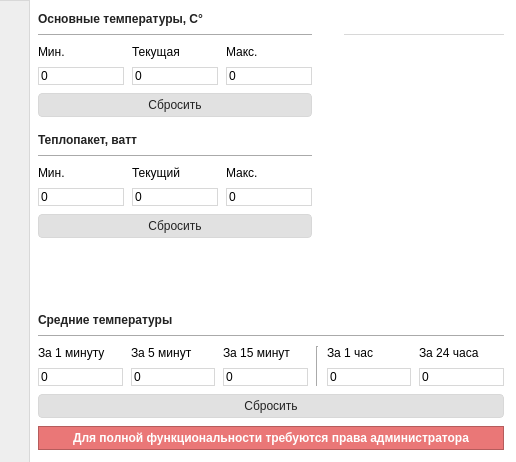
First picture: the form in windows/main.ui, repository treepoint/AveTemp, before the edit.
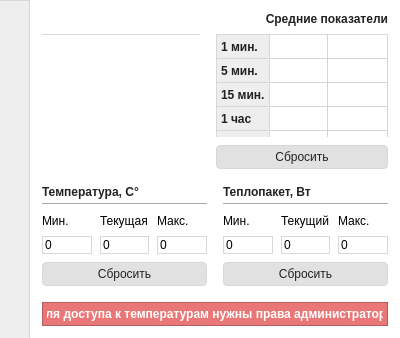
Second picture: the form after the edit. Icons and pictures are not drawn.

The edit to the form file:
```diff
--- a/windows/main.ui
+++ b/windows/main.ui
@@ -9,20 +9,26 @@
    <rect>
     <x>0</x>
     <y>0</y>
-    <width>516</width>
-    <height>462</height>
+    <width>400</width>
+    <height>338</height>
    </rect>
   </property>
   <property name="sizePolicy">
    <sizepolicy hsizetype="Preferred" vsizetype="Preferred">
     <horstretch>0</horstretch>
-    <verstretch>0</verstretch>
+    <verstretch>6</verstretch>
    </sizepolicy>
   </property>
+  <property name="minimumSize">
+   <size>
+    <width>400</width>
+    <height>330</height>
+   </size>
+  </property>
   <property name="maximumSize">
    <size>
-    <width>516</width>
-    <height>16500</height>
+    <width>403</width>
+    <height>600</height>
    </size>
   </property>
   <property name="windowTitle">
@@ -73,6 +79,9 @@
      <layout class="QHBoxLayout" name="horizontalLayout_5">
       <item>
        <layout class="QHBoxLayout" name="horizontalLayout_7">
+        <property name="spacing">
+         <number>12</number>
+        </property>
         <item>
          <layout class="QVBoxLayout" name="verticalLayout_6">
           <item>
@@ -177,7 +186,7 @@
         <item>
          <layout class="QVBoxLayout" name="verticalLayout_3">
           <property name="spacing">
-           <number>8</number>
+           <number>16</number>
           </property>
           <property name="topMargin">
            <number>12</number>
@@ -189,34 +198,470 @@
            <number>12</number>
           </property>
           <item>
-           <layout class="QHBoxLayout" name="horizontalLayout_6" stretch="0,0,0">
+           <layout class="QHBoxLayout" name="horizontalLayout_6" stretch="0,0">
             <property name="spacing">
-             <number>8</number>
+             <number>16</number>
             </property>
             <item>
-             <layout class="QVBoxLayout" name="verticalLayout_14" stretch="0,0,0,0,0,0,0,0,0,0">
+             <layout class="QVBoxLayout" name="verticalLayout_11">
               <property name="spacing">
                <number>8</number>
               </property>
-              <property name="bottomMargin">
-               <number>0</number>
-              </property>
               <item>
-               <widget class="QLabel" name="label_9">
+               <widget class="QLabel" name="cpuNameLabel">
+                <property name="font">
+                 <font>
+                  <pointsize>-1</pointsize>
+                  <weight>75</weight>
+                  <bold>true</bold>
+                 </font>
+                </property>
                 <property name="styleSheet">
-                 <string notr="true">font-weight: bold; color: #222; font-size:12px;</string>
+                 <string notr="true">font-weight: bold; font-size:12px;</string>
                 </property>
                 <property name="text">
-                 <string>Основные температуры, С°</string>
+                 <string/>
                 </property>
+                <property name="alignment">
+                 <set>Qt::AlignLeading|Qt::AlignLeft|Qt::AlignVCenter</set>
+                </property>
                </widget>
               </item>
               <item>
-               <widget class="Line" name="line_5">
+               <widget class="QTableWidget" name="CPUinfoTable">
+                <property name="minimumSize">
+                 <size>
+                  <width>0</width>
+                  <height>0</height>
+                 </size>
+                </property>
+                <property name="maximumSize">
+                 <size>
+                  <width>16777215</width>
+                  <height>16777215</height>
+                 </size>
+                </property>
+                <property name="sizeIncrement">
+                 <size>
+                  <width>0</width>
+                  <height>0</height>
+                 </size>
+                </property>
+                <property name="font">
+                 <font>
+                  <family>MS Shell Dlg 2</family>
+                  <pointsize>8</pointsize>
+                 </font>
+                </property>
+                <property name="focusPolicy">
+                 <enum>Qt::NoFocus</enum>
+                </property>
+                <property name="styleSheet">
+                 <string notr="true">QWidget {
+	border: none;
+	font-family: &quot;MS Shell Dlg 2&quot;;
+    font-size: 8pt;
+}
+
+QHeaderView::section {
+    background-color: #eee;
+    border-style: none;
+	border: 1px solid #d8d8d8;
+    padding-left: 4px;
+}
+
+QHeaderView::section::vertical {
+   border: 1px solid #d8d8d8;
+   font-weight: bold; 
+   color: #222; 
+   font-size:12px;
+   border-top: none;
+   text-align: right;
+}
+
+
+
+QHeaderView::section::horizontal {
+   border: 1px solid #d8d8d8;
+   border-left: none;
+   color: #222; 
+   font-size:12px;
+}
+
+QHeaderView::section::horizontal::first {
+   border-left: 1px solid #d8d8d8;
+}
+
+QTableView
+{
+    border-top: 1px solid #d8d8d8;
+}
+</string>
+                </property>
+                <property name="frameShape">
+                 <enum>QFrame::NoFrame</enum>
+                </property>
+                <property name="frameShadow">
+                 <enum>QFrame::Plain</enum>
+                </property>
+                <property name="lineWidth">
+                 <number>0</number>
+                </property>
+                <property name="midLineWidth">
+                 <number>0</number>
+                </property>
+                <property name="verticalScrollBarPolicy">
+                 <enum>Qt::ScrollBarAlwaysOff</enum>
+                </property>
+                <property name="horizontalScrollBarPolicy">
+                 <enum>Qt::ScrollBarAlwaysOff</enum>
+                </property>
+                <property name="sizeAdjustPolicy">
+                 <enum>QAbstractScrollArea::AdjustToContents</enum>
+                </property>
+                <property name="autoScroll">
+                 <bool>false</bool>
+                </property>
+                <property name="alternatingRowColors">
+                 <bool>false</bool>
+                </property>
+                <property name="selectionMode">
+                 <enum>QAbstractItemView::NoSelection</enum>
+                </property>
+                <property name="verticalScrollMode">
+                 <enum>QAbstractItemView::ScrollPerItem</enum>
+                </property>
+                <property name="showGrid">
+                 <bool>true</bool>
+                </property>
+                <property name="gridStyle">
+                 <enum>Qt::SolidLine</enum>
+                </property>
+                <property name="sortingEnabled">
+                 <bool>false</bool>
+                </property>
+                <property name="cornerButtonEnabled">
+                 <bool>true</bool>
+                </property>
+                <property name="rowCount">
+                 <number>0</number>
+                </property>
+                <attribute name="horizontalHeaderVisible">
+                 <bool>false</bool>
+                </attribute>
+                <attribute name="horizontalHeaderCascadingSectionResizes">
+                 <bool>true</bool>
+                </attribute>
+                <attribute name="horizontalHeaderDefaultSectionSize">
+                 <number>58</number>
+                </attribute>
+                <attribute name="horizontalHeaderMinimumSectionSize">
+                 <number>42</number>
+                </attribute>
+                <attribute name="horizontalHeaderStretchLastSection">
+                 <bool>true</bool>
+                </attribute>
+                <attribute name="verticalHeaderVisible">
+                 <bool>true</bool>
+                </attribute>
+                <attribute name="verticalHeaderCascadingSectionResizes">
+                 <bool>false</bool>
+                </attribute>
+                <attribute name="verticalHeaderDefaultSectionSize">
+                 <number>24</number>
+                </attribute>
+                <attribute name="verticalHeaderMinimumSectionSize">
+                 <number>24</number>
+                </attribute>
+                <attribute name="verticalHeaderStretchLastSection">
+                 <bool>false</bool>
+                </attribute>
+                <column>
+                 <property name="text">
+                  <string>Частота</string>
+                 </property>
+                </column>
+                <column>
+                 <property name="text">
+                  <string>Загрузка</string>
+                 </property>
+                </column>
+               </widget>
+              </item>
+              <item>
+               <spacer name="verticalSpacer">
                 <property name="orientation">
-                 <enum>Qt::Horizontal</enum>
+                 <enum>Qt::Vertical</enum>
                 </property>
+                <property name="sizeType">
+                 <enum>QSizePolicy::Expanding</enum>
+                </property>
+                <property name="sizeHint" stdset="0">
+                 <size>
+                  <width>0</width>
+                  <height>0</height>
+                 </size>
+                </property>
+               </spacer>
+              </item>
+             </layout>
+            </item>
+            <item>
+             <layout class="QVBoxLayout" name="verticalLayout_5" stretch="0,0,0">
+              <property name="spacing">
+               <number>8</number>
+              </property>
+              <item>
+               <widget class="QLabel" name="label_3">
+                <property name="font">
+                 <font>
+                  <pointsize>-1</pointsize>
+                  <weight>75</weight>
+                  <bold>true</bold>
+                 </font>
+                </property>
+                <property name="styleSheet">
+                 <string notr="true">font-weight: bold; color: #222; font-size:12px;</string>
+                </property>
+                <property name="text">
+                 <string>Средние показатели</string>
+                </property>
+                <property name="alignment">
+                 <set>Qt::AlignRight|Qt::AlignTrailing|Qt::AlignVCenter</set>
+                </property>
                </widget>
+              </item>
+              <item>
+               <widget class="QTableWidget" name="tableAverage">
+                <property name="font">
+                 <font>
+                  <family>MS Shell Dlg 2</family>
+                  <pointsize>8</pointsize>
+                 </font>
+                </property>
+                <property name="focusPolicy">
+                 <enum>Qt::NoFocus</enum>
+                </property>
+                <property name="autoFillBackground">
+                 <bool>false</bool>
+                </property>
+                <property name="styleSheet">
+                 <string notr="true">QWidget {
+	border: none;
+	font-family: &quot;MS Shell Dlg 2&quot;;
+    font-size: 8pt;
+}
+
+QHeaderView::section {
+    background-color: #eee;
+    border-style: none;
+	border: 1px solid #d8d8d8;
+    padding-left: 4px;
+}
+
+QHeaderView::section::vertical {
+   border: 1px solid #d8d8d8;
+   font-weight: bold; 
+   color: #222; 
+   font-size:12px;
+   border-top: none;
+   text-align: right;
+}
+
+QHeaderView::section::horizontal {
+   border: 1px solid #d8d8d8;
+   border-left: none;
+   color: #222; 
+   font-size:12px;
+}
+
+QHeaderView::section::horizontal::first {
+   border-left: 1px solid #d8d8d8;
+}
+
+QTableView
+{
+    border-top: 1px solid #d8d8d8;
+}
+</string>
+                </property>
+                <property name="frameShape">
+                 <enum>QFrame::NoFrame</enum>
+                </property>
+                <property name="verticalScrollBarPolicy">
+                 <enum>Qt::ScrollBarAlwaysOff</enum>
+                </property>
+                <property name="horizontalScrollBarPolicy">
+                 <enum>Qt::ScrollBarAlwaysOff</enum>
+                </property>
+                <property name="sizeAdjustPolicy">
+                 <enum>QAbstractScrollArea::AdjustToContents</enum>
+                </property>
+                <property name="selectionMode">
+                 <enum>QAbstractItemView::NoSelection</enum>
+                </property>
+                <property name="showGrid">
+                 <bool>true</bool>
+                </property>
+                <property name="gridStyle">
+                 <enum>Qt::SolidLine</enum>
+                </property>
+                <property name="wordWrap">
+                 <bool>true</bool>
+                </property>
+                <property name="cornerButtonEnabled">
+                 <bool>true</bool>
+                </property>
+                <property name="columnCount">
+                 <number>2</number>
+                </property>
+                <attribute name="horizontalHeaderVisible">
+                 <bool>false</bool>
+                </attribute>
+                <attribute name="horizontalHeaderDefaultSectionSize">
+                 <number>58</number>
+                </attribute>
+                <attribute name="horizontalHeaderMinimumSectionSize">
+                 <number>24</number>
+                </attribute>
+                <attribute name="horizontalHeaderStretchLastSection">
+                 <bool>true</bool>
+                </attribute>
+                <attribute name="verticalHeaderDefaultSectionSize">
+                 <number>24</number>
+                </attribute>
+                <attribute name="verticalHeaderMinimumSectionSize">
+                 <number>24</number>
+                </attribute>
+                <attribute name="verticalHeaderStretchLastSection">
+                 <bool>false</bool>
+                </attribute>
+                <row>
+                 <property name="text">
+                  <string>1 мин.</string>
+                 </property>
+                </row>
+                <row>
+                 <property name="text">
+                  <string>5 мин.</string>
+                 </property>
+                </row>
+                <row>
+                 <property name="text">
+                  <string>15 мин.</string>
+                 </property>
+                </row>
+                <row>
+                 <property name="text">
+                  <string>1 час</string>
+                 </property>
+                </row>
+                <row>
+                 <property name="text">
+                  <string>24 часа</string>
+                 </property>
+                </row>
+                <column>
+                 <property name="text">
+                  <string>Температура, С°</string>
+                 </property>
+                </column>
+                <column>
+                 <property name="text">
+                  <string>Теплопакет, Вт</string>
+                 </property>
+                </column>
+               </widget>
+              </item>
+              <item>
+               <widget class="QPushButton" name="buttonResetAverageTemps">
+                <property name="styleSheet">
+                 <string notr="true">QPushButton {
+	border-radius:4px; 
+	background: #e1e1e1; 
+	padding: 4px; 
+	font-weight: normal; 
+	color: #222;
+    border: 1px solid #d8d8d8;
+}
+
+QPushButton:hover
+{
+   background: #d8d8d8; 
+}
+
+QPushButton:pressed
+{
+   background: #c9c9c9; 
+}</string>
+                </property>
+                <property name="text">
+                 <string>Сбросить</string>
+                </property>
+               </widget>
+              </item>
+             </layout>
+            </item>
+           </layout>
+          </item>
+          <item>
+           <spacer name="verticalSpacer_4">
+            <property name="orientation">
+             <enum>Qt::Vertical</enum>
+            </property>
+            <property name="sizeType">
+             <enum>QSizePolicy::Expanding</enum>
+            </property>
+            <property name="sizeHint" stdset="0">
+             <size>
+              <width>20</width>
+              <height>0</height>
+             </size>
+            </property>
+           </spacer>
+          </item>
+          <item>
+           <layout class="QHBoxLayout" name="horizontalLayout" stretch="0,0">
+            <property name="spacing">
+             <number>16</number>
+            </property>
+            <property name="bottomMargin">
+             <number>0</number>
+            </property>
+            <item>
+             <layout class="QVBoxLayout" name="verticalLayout_7">
+              <property name="spacing">
+               <number>8</number>
+              </property>
+              <item>
+               <layout class="QVBoxLayout" name="verticalLayout_9">
+                <property name="spacing">
+                 <number>4</number>
+                </property>
+                <item>
+                 <widget class="QLabel" name="label_9">
+                  <property name="maximumSize">
+                   <size>
+                    <width>16777215</width>
+                    <height>16</height>
+                   </size>
+                  </property>
+                  <property name="styleSheet">
+                   <string notr="true">font-weight: bold; color: #222; font-size:12px;</string>
+                  </property>
+                  <property name="text">
+                   <string>Температура, С°</string>
+                  </property>
+                 </widget>
+                </item>
+                <item>
+                 <widget class="Line" name="line_4">
+                  <property name="orientation">
+                   <enum>Qt::Horizontal</enum>
+                  </property>
+                 </widget>
+                </item>
+               </layout>
               </item>
               <item>
                <layout class="QHBoxLayout" name="horizontalLayout_3">
@@ -263,7 +708,7 @@
                      <bool>false</bool>
                     </property>
                     <property name="styleSheet">
-                     <string notr="true">font-weight:normal; border:  1px solid #d8d8d8;</string>
+                     <string notr="true">font-weight:normal; border:  1px solid #d8d8d8; width: 40px;</string>
                     </property>
                     <property name="text">
                      <string>0</string>
@@ -302,7 +747,7 @@
                      <enum>Qt::NoFocus</enum>
                     </property>
                     <property name="styleSheet">
-                     <string notr="true">font-weight:normal; border:  1px solid #d8d8d8;</string>
+                     <string notr="true">font-weight:normal; border:  1px solid #d8d8d8; width: 40px;</string>
                     </property>
                     <property name="text">
                      <string>0</string>
@@ -338,7 +783,7 @@
                      <enum>Qt::NoFocus</enum>
                     </property>
                     <property name="styleSheet">
-                     <string notr="true">font-weight:normal; border:  1px solid #d8d8d8;</string>
+                     <string notr="true">font-weight:normal; border:  1px solid #d8d8d8; width: 40px;</string>
                     </property>
                     <property name="text">
                      <string>0</string>
@@ -379,38 +824,42 @@
                 </property>
                </widget>
               </item>
+             </layout>
+            </item>
+            <item>
+             <layout class="QVBoxLayout" name="verticalLayout_8">
+              <property name="spacing">
+               <number>8</number>
+              </property>
               <item>
-               <spacer name="verticalSpacer_2">
-                <property name="orientation">
-                 <enum>Qt::Vertical</enum>
+               <layout class="QVBoxLayout" name="verticalLayout_14">
+                <property name="spacing">
+                 <number>4</number>
                 </property>
-                <property name="sizeType">
-                 <enum>QSizePolicy::Fixed</enum>
-                </property>
-                <property name="sizeHint" stdset="0">
-                 <size>
-                  <width>20</width>
-                  <height>8</height>
-                 </size>
-                </property>
-               </spacer>
-              </item>
-              <item>
-               <widget class="QLabel" name="label_10">
-                <property name="styleSheet">
-                 <string notr="true">font-weight: bold; color: #222; font-size:12px;</string>
-                </property>
-                <property name="text">
-                 <string>Теплопакет, ватт</string>
-                </property>
-               </widget>
-              </item>
-              <item>
-               <widget class="Line" name="line_2">
-                <property name="orientation">
-                 <enum>Qt::Horizontal</enum>
-                </property>
-               </widget>
+                <item>
+                 <widget class="QLabel" name="label_10">
+                  <property name="maximumSize">
+                   <size>
+                    <width>16777215</width>
+                    <height>16</height>
+                   </size>
+                  </property>
+                  <property name="styleSheet">
+                   <string notr="true">font-weight: bold; color: #222; font-size:12px;</string>
+                  </property>
+                  <property name="text">
+                   <string>Теплопакет, Вт</string>
+                  </property>
+                 </widget>
+                </item>
+                <item>
+                 <widget class="Line" name="line_7">
+                  <property name="orientation">
+                   <enum>Qt::Horizontal</enum>
+                  </property>
+                 </widget>
+                </item>
+               </layout>
               </item>
               <item>
                <layout class="QHBoxLayout" name="horizontalLayout_2">
@@ -432,7 +881,7 @@
                      <enum>Qt::NoFocus</enum>
                     </property>
                     <property name="styleSheet">
-                     <string notr="true">font-weight:normal; border:  1px solid #d8d8d8;</string>
+                     <string notr="true">font-weight:normal; border:  1px solid #d8d8d8; width: 40px;</string>
                     </property>
                     <property name="text">
                      <string>0</string>
@@ -459,7 +908,7 @@
                      <enum>Qt::NoFocus</enum>
                     </property>
                     <property name="styleSheet">
-                     <string notr="true">font-weight:normal; border:  1px solid #d8d8d8;</string>
+                     <string notr="true">font-weight:normal; border:  1px solid #d8d8d8; width: 40px;</string>
                     </property>
                     <property name="text">
                      <string>0</string>
@@ -486,7 +935,7 @@
                      <enum>Qt::NoFocus</enum>
                     </property>
                     <property name="styleSheet">
-                     <string notr="true">font-weight:normal; border:  1px solid #d8d8d8;</string>
+                     <string notr="true">font-weight:normal; border:  1px solid #d8d8d8; width: 40px;</string>
                     </property>
                     <property name="text">
                      <string>0</string>
@@ -527,461 +976,10 @@
                 </property>
                </widget>
               </item>
-              <item>
-               <spacer name="verticalSpacer_3">
-                <property name="orientation">
-                 <enum>Qt::Vertical</enum>
-                </property>
-                <property name="sizeType">
-                 <enum>QSizePolicy::Expanding</enum>
-                </property>
-                <property name="sizeHint" stdset="0">
-                 <size>
-                  <width>0</width>
-                  <height>0</height>
-                 </size>
-                </property>
-               </spacer>
-              </item>
              </layout>
             </item>
-            <item>
-             <spacer name="horizontalSpacer">
-              <property name="orientation">
-               <enum>Qt::Horizontal</enum>
-              </property>
-              <property name="sizeType">
-               <enum>QSizePolicy::Fixed</enum>
-              </property>
-              <property name="sizeHint" stdset="0">
-               <size>
-                <width>24</width>
-                <height>20</height>
-               </size>
-              </property>
-             </spacer>
-            </item>
-            <item>
-             <layout class="QVBoxLayout" name="verticalLayout_11">
-              <property name="spacing">
-               <number>8</number>
-              </property>
-              <item>
-               <widget class="QLabel" name="cpuNameLabel">
-                <property name="font">
-                 <font>
-                  <pointsize>-1</pointsize>
-                  <weight>75</weight>
-                  <bold>true</bold>
-                 </font>
-                </property>
-                <property name="styleSheet">
-                 <string notr="true">font-weight: bold; font-size:12px;</string>
-                </property>
-                <property name="text">
-                 <string/>
-                </property>
-                <property name="alignment">
-                 <set>Qt::AlignRight|Qt::AlignTrailing|Qt::AlignVCenter</set>
-                </property>
-               </widget>
-              </item>
-              <item>
-               <widget class="QTableWidget" name="CPUinfoTable">
-                <property name="minimumSize">
-                 <size>
-                  <width>160</width>
-                  <height>0</height>
-                 </size>
-                </property>
-                <property name="maximumSize">
-                 <size>
-                  <width>16777215</width>
-                  <height>16777215</height>
-                 </size>
-                </property>
-                <property name="sizeIncrement">
-                 <size>
-                  <width>0</width>
-                  <height>0</height>
-                 </size>
-                </property>
-                <property name="font">
-                 <font>
-                  <family>MS Shell Dlg 2</family>
-                  <pointsize>8</pointsize>
-                 </font>
-                </property>
-                <property name="focusPolicy">
-                 <enum>Qt::NoFocus</enum>
-                </property>
-                <property name="styleSheet">
-                 <string notr="true">QWidget {
-	border-top: 1px solid #d8d8d8;
-}
-
-QHeaderView::section {
-    background-color: #eee;
-    padding: 4px;
-    border-style: none;
-	border-bottom: 1px solid #d8d8d8;
-    border-left: 1px solid #d8d8d8;
-}
-
-QHeaderView::vertical {
-   border:none;
-}
-
-QHeaderView::row {
-    background-color: #eee;
-    padding: 4px;
-    border-style: none;
-	border-bottom: 1px solid #d8d8d8;
-    border-right: 1px solid #d8d8d8;
-    border-left: 1px solid #d8d8d8;
-}</string>
-                </property>
-                <property name="frameShape">
-                 <enum>QFrame::NoFrame</enum>
-                </property>
-                <property name="frameShadow">
-                 <enum>QFrame::Plain</enum>
-                </property>
-                <property name="lineWidth">
-                 <number>0</number>
-                </property>
-                <property name="midLineWidth">
-                 <number>0</number>
-                </property>
-                <property name="verticalScrollBarPolicy">
-                 <enum>Qt::ScrollBarAlwaysOff</enum>
-                </property>
-                <property name="horizontalScrollBarPolicy">
-                 <enum>Qt::ScrollBarAlwaysOff</enum>
-                </property>
-                <property name="sizeAdjustPolicy">
-                 <enum>QAbstractScrollArea::AdjustToContents</enum>
-                </property>
-                <property name="autoScroll">
-                 <bool>false</bool>
-                </property>
-                <property name="alternatingRowColors">
-                 <bool>false</bool>
-                </property>
-                <property name="selectionMode">
-                 <enum>QAbstractItemView::NoSelection</enum>
-                </property>
-                <property name="verticalScrollMode">
-                 <enum>QAbstractItemView::ScrollPerItem</enum>
-                </property>
-                <property name="showGrid">
-                 <bool>true</bool>
-                </property>
-                <property name="gridStyle">
-                 <enum>Qt::SolidLine</enum>
-                </property>
-                <property name="sortingEnabled">
-                 <bool>false</bool>
-                </property>
-                <property name="cornerButtonEnabled">
-                 <bool>false</bool>
-                </property>
-                <property name="rowCount">
-                 <number>0</number>
-                </property>
-                <attribute name="horizontalHeaderVisible">
-                 <bool>false</bool>
-                </attribute>
-                <attribute name="horizontalHeaderDefaultSectionSize">
-                 <number>65</number>
-                </attribute>
-                <attribute name="horizontalHeaderMinimumSectionSize">
-                 <number>42</number>
-                </attribute>
-                <attribute name="horizontalHeaderStretchLastSection">
-                 <bool>true</bool>
-                </attribute>
-                <attribute name="verticalHeaderVisible">
-                 <bool>true</bool>
-                </attribute>
-                <attribute name="verticalHeaderCascadingSectionResizes">
-                 <bool>false</bool>
-                </attribute>
-                <attribute name="verticalHeaderDefaultSectionSize">
-                 <number>20</number>
-                </attribute>
-                <attribute name="verticalHeaderMinimumSectionSize">
-                 <number>20</number>
-                </attribute>
-                <attribute name="verticalHeaderStretchLastSection">
-                 <bool>false</bool>
-                </attribute>
-                <column>
-                 <property name="text">
-                  <string>Частота</string>
-                 </property>
-                </column>
-                <column>
-                 <property name="text">
-                  <string>Загрузка</string>
-                 </property>
-                </column>
-               </widget>
-              </item>
-              <item>
-               <widget class="QFrame" name="frame">
-                <property name="minimumSize">
-                 <size>
-                  <width>2</width>
-                  <height>0</height>
-                 </size>
-                </property>
-                <property name="frameShape">
-                 <enum>QFrame::StyledPanel</enum>
-                </property>
-                <property name="frameShadow">
-                 <enum>QFrame::Raised</enum>
-                </property>
-               </widget>
-              </item>
-              <item>
-               <spacer name="verticalSpacer">
-                <property name="orientation">
-                 <enum>Qt::Vertical</enum>
-                </property>
-                <property name="sizeType">
-                 <enum>QSizePolicy::Expanding</enum>
-                </property>
-                <property name="sizeHint" stdset="0">
-                 <size>
-                  <width>0</width>
-                  <height>0</height>
-                 </size>
-                </property>
-               </spacer>
-              </item>
-             </layout>
-            </item>
            </layout>
           </item>
-          <item>
-           <spacer name="verticalSpacer_4">
-            <property name="orientation">
-             <enum>Qt::Vertical</enum>
-            </property>
-            <property name="sizeType">
-             <enum>QSizePolicy::Fixed</enum>
-            </property>
-            <property name="sizeHint" stdset="0">
-             <size>
-              <width>20</width>
-              <height>8</height>
-             </size>
-            </property>
-           </spacer>
-          </item>
-          <item>
-           <widget class="QLabel" name="label_7">
-            <property name="styleSheet">
-             <string notr="true">font-weight: bold; color: #222; font-size:12px;</string>
-            </property>
-            <property name="text">
-             <string>Средние температуры</string>
-            </property>
-           </widget>
-          </item>
-          <item>
-           <widget class="Line" name="line">
-            <property name="styleSheet">
-             <string notr="true"/>
-            </property>
-            <property name="orientation">
-             <enum>Qt::Horizontal</enum>
-            </property>
-           </widget>
-          </item>
-          <item>
-           <layout class="QHBoxLayout" name="horizontalLayout">
-            <property name="spacing">
-             <number>8</number>
-            </property>
-            <item>
-             <layout class="QVBoxLayout" name="verticalLayout_5">
-              <item>
-               <widget class="QLabel" name="label_3">
-                <property name="text">
-                 <string>За 1 минуту</string>
-                </property>
-               </widget>
-              </item>
-              <item>
-               <widget class="QLineEdit" name="lineEditCpu1minTemp">
-                <property name="enabled">
-                 <bool>true</bool>
-                </property>
-                <property name="focusPolicy">
-                 <enum>Qt::NoFocus</enum>
-                </property>
-                <property name="styleSheet">
-                 <string notr="true">font-weight:normal; border:  1px solid #d8d8d8;</string>
-                </property>
-                <property name="text">
-                 <string>0</string>
-                </property>
-                <property name="readOnly">
-                 <bool>true</bool>
-                </property>
-               </widget>
-              </item>
-             </layout>
-            </item>
-            <item>
-             <layout class="QVBoxLayout" name="verticalLayout_18">
-              <item>
-               <widget class="QLabel" name="label_13">
-                <property name="text">
-                 <string>За 5 минут</string>
-                </property>
-               </widget>
-              </item>
-              <item>
-               <widget class="QLineEdit" name="lineEditCpu5minTemp">
-                <property name="styleSheet">
-                 <string notr="true">font-weight:normal; border:  1px solid #d8d8d8;</string>
-                </property>
-                <property name="text">
-                 <string>0</string>
-                </property>
-               </widget>
-              </item>
-             </layout>
-            </item>
-            <item>
-             <layout class="QVBoxLayout" name="verticalLayout_7">
-              <item>
-               <widget class="QLabel" name="label_4">
-                <property name="text">
-                 <string>За 15 минут</string>
-                </property>
-               </widget>
-              </item>
-              <item>
-               <widget class="QLineEdit" name="lineEditCpu15minTemp">
-                <property name="enabled">
-                 <bool>true</bool>
-                </property>
-                <property name="focusPolicy">
-                 <enum>Qt::NoFocus</enum>
-                </property>
-                <property name="styleSheet">
-                 <string notr="true">font-weight:normal; border:  1px solid #d8d8d8;</string>
-                </property>
-                <property name="text">
-                 <string>0</string>
-                </property>
-                <property name="readOnly">
-                 <bool>true</bool>
-                </property>
-               </widget>
-              </item>
-             </layout>
-            </item>
-            <item>
-             <widget class="Line" name="line_3">
-              <property name="orientation">
-               <enum>Qt::Vertical</enum>
-              </property>
-             </widget>
-            </item>
-            <item>
-             <layout class="QVBoxLayout" name="verticalLayout_8">
-              <item>
-               <widget class="QLabel" name="label_5">
-                <property name="text">
-                 <string>За 1 час</string>
-                </property>
-               </widget>
-              </item>
-              <item>
-               <widget class="QLineEdit" name="lineEditCpu1hourTemp">
-                <property name="enabled">
-                 <bool>true</bool>
-                </property>
-                <property name="focusPolicy">
-                 <enum>Qt::NoFocus</enum>
-                </property>
-                <property name="styleSheet">
-                 <string notr="true">font-weight:normal; border:  1px solid #d8d8d8;</string>
-                </property>
-                <property name="text">
-                 <string>0</string>
-                </property>
-                <property name="readOnly">
-                 <bool>true</bool>
-                </property>
-               </widget>
-              </item>
-             </layout>
-            </item>
-            <item>
-             <layout class="QVBoxLayout" name="verticalLayout_9">
-              <item>
-               <widget class="QLabel" name="label_6">
-                <property name="text">
-                 <string>За 24 часа</string>
-                </property>
-               </widget>
-              </item>
-              <item>
-               <widget class="QLineEdit" name="lineEditCpu24hourTemp">
-                <property name="enabled">
-                 <bool>true</bool>
-                </property>
-                <property name="focusPolicy">
-                 <enum>Qt::NoFocus</enum>
-                </property>
-                <property name="styleSheet">
-                 <string notr="true">font-weight:normal; border:  1px solid #d8d8d8;</string>
-                </property>
-                <property name="text">
-                 <string>0</string>
-                </property>
-                <property name="readOnly">
-                 <bool>true</bool>
-                </property>
-               </widget>
-              </item>
-             </layout>
-            </item>
-           </layout>
-          </item>
-          <item>
-           <widget class="QPushButton" name="buttonResetAverageTemps">
-            <property name="styleSheet">
-             <string notr="true">QPushButton {
-	border-radius:4px; 
-	background: #e1e1e1; 
-	padding: 4px; 
-	font-weight: normal; 
-	color: #222;
-    border: 1px solid #d8d8d8;
-}
-
-QPushButton:hover
-{
-   background: #d8d8d8; 
-}
-
-QPushButton:pressed
-{
-   background: #c9c9c9; 
-}</string>
-            </property>
-            <property name="text">
-             <string>Сбросить</string>
-            </property>
-           </widget>
-          </item>
           <item>
            <widget class="QFrame" name="frameAdminRight">
             <property name="enabled">
@@ -1030,7 +1028,7 @@
                 <string notr="true">padding:4px;</string>
                </property>
                <property name="text">
-                <string>Для полной функциональности требуются права администратора</string>
+                <string>Для доступа к температурам нужны права администратора</string>
                </property>
                <property name="alignment">
                 <set>Qt::AlignCenter</set>
```
Left out of the diff: 5 changed lines with no effect on the pictures.
